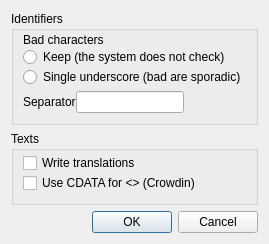
Mercury13/utranslator, file UTranslator/Tools/FmXliff.ui: the form before one commit.
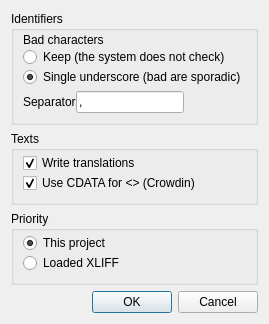
The form after the commit.

Commit message: More XLIFF form

The edit to the form file:
```diff
--- a/UTranslator/Tools/FmXliff.ui
+++ b/UTranslator/Tools/FmXliff.ui
@@ -7,7 +7,7 @@
     <x>0</x>
     <y>0</y>
     <width>202</width>
-    <height>183</height>
+    <height>241</height>
    </rect>
   </property>
   <property name="windowTitle">
@@ -45,6 +45,9 @@
         <property name="text">
          <string>Single underscore (bad are sporadic)</string>
         </property>
+        <property name="checked">
+         <bool>true</bool>
+        </property>
        </widget>
       </item>
       <item>
@@ -67,6 +70,9 @@
             <height>0</height>
            </size>
           </property>
+          <property name="text">
+           <string>,</string>
+          </property>
          </widget>
         </item>
         <item>
@@ -104,12 +110,50 @@
         <property name="text">
          <string>Write translations</string>
         </property>
+        <property name="checked">
+         <bool>true</bool>
+        </property>
        </widget>
       </item>
       <item>
        <widget class="QCheckBox" name="chkCdata">
         <property name="text">
          <string>Use CDATA for &lt;&gt; (Crowdin)</string>
+        </property>
+        <property name="checked">
+         <bool>true</bool>
+        </property>
+       </widget>
+      </item>
+     </layout>
+    </widget>
+   </item>
+   <item>
+    <widget class="QGroupBox" name="grpPrio">
+     <property name="title">
+      <string>Priority</string>
+     </property>
+     <layout class="QVBoxLayout" name="verticalLayout_4">
+      <property name="spacing">
+       <number>0</number>
+      </property>
+      <property name="topMargin">
+       <number>2</number>
+      </property>
+      <item>
+       <widget class="QRadioButton" name="radioPrioThis">
+        <property name="text">
+         <string>This project</string>
+        </property>
+        <property name="checked">
+         <bool>true</bool>
+        </property>
+       </widget>
+      </item>
+      <item>
+       <widget class="QRadioButton" name="radioPrioXliff">
+        <property name="text">
+         <string>Loaded XLIFF</string>
         </property>
        </widget>
       </item>
```
The commit also changes 3 other files.
